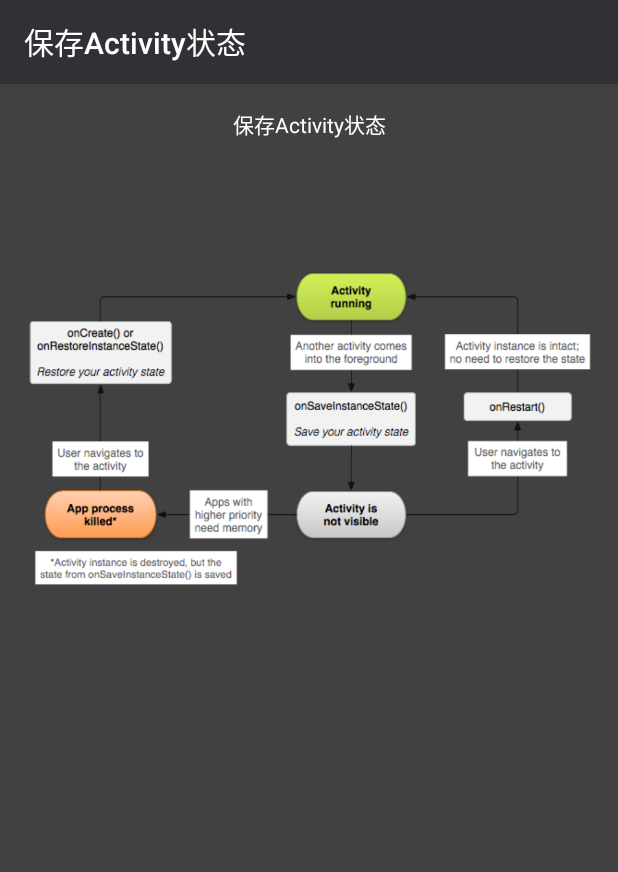
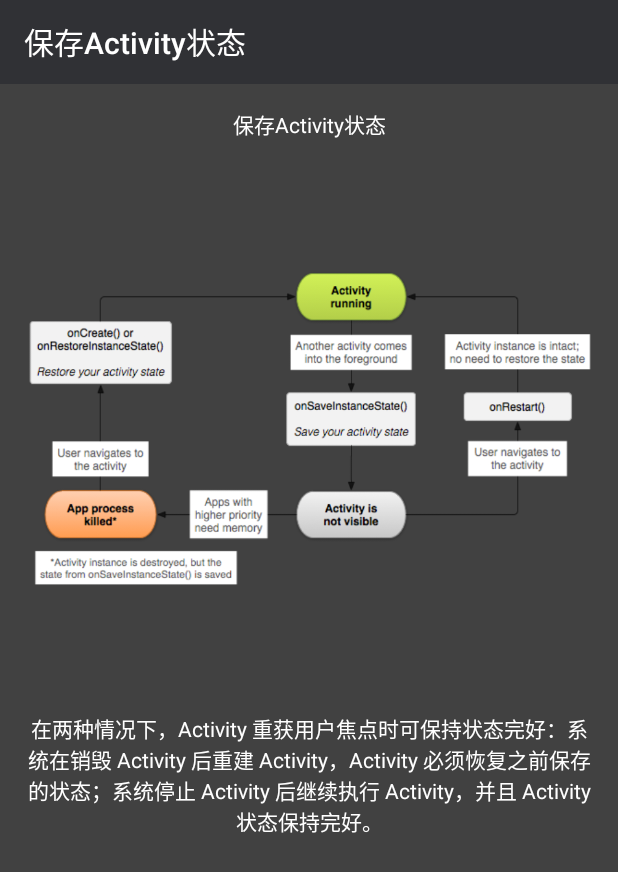
Before and after one commit to maoqiqi/AndroidDemo, an Android app: the RestoreInstanceActivity screen opened directly, with no data from a screen before it, on a phone screen of 412 x 824 dp. Shown: the top 872 px of the screen. Run offline under Robolectric (Android 15) with nearby library versions, the phone set to English and light mode, and no system bars.

Commit message:
Complete RestoreInstanceActivity.

```diff
--- a/app/src/main/java/com/software/march/activity/RestoreInstanceActivity.java
+++ b/app/src/main/java/com/software/march/activity/RestoreInstanceActivity.java
@@ -3,6 +3,7 @@ package com.software.march.activity;
 import android.support.v7.app.AppCompatActivity;
 import android.os.Bundle;
 import android.support.v7.widget.Toolbar;
+import android.util.Log;
 
 import com.software.march.R;
 import com.software.march.utils.SPUtils;
@@ -15,13 +16,80 @@ import com.software.march.utils.SPUtils;
  */
 public class RestoreInstanceActivity extends AppCompatActivity {
 
+    // 屏幕旋转
+    // RestoreInstanceActivity,onPause()->
+    // RestoreInstanceActivity,onSaveInstanceState()->
+    // RestoreInstanceActivity,onStop()->
+    // RestoreInstanceActivity,onDestroy()->
+    // RestoreInstanceActivity,onCreate()->
+    // RestoreInstanceActivity,onStart()->
+    // RestoreInstanceActivity,onRestoreInstanceState()->
+    // RestoreInstanceActivity,onResume()
+
+    // 系统会先调用 onSaveInstanceState()，然后再使 Activity 变得易于销毁。
+    // 系统会向该方法传递一个 Bundle，您可以在其中使用 putString() 和 putInt() 等方法以名称-值对形式保存有关 Activity 状态的信息。
+    // 然后，如果系统终止您的应用进程，并且用户返回您的 Activity，则系统会重建该 Activity，并将 Bundle 同时传递给 onCreate() 和 onRestoreInstanceState()。
+    // 您可以使用上述任一方法从 Bundle 提取您保存的状态并恢复该 Activity 状态。
+    // 如果没有状态信息需要恢复，则传递给您的 Bundle 是空值（如果是首次创建该 Activity，就会出现这种情况）。
+
+    private final String TAG = getClass().getSimpleName();
+
     @Override
     protected void onCreate(Bundle savedInstanceState) {
         super.onCreate(savedInstanceState);
+        Log.i(TAG, TAG + ",onCreate()");
         setTheme(SPUtils.getThemeRes(this));
         setContentView(R.layout.activity_restore_instance);
 
         Toolbar toolbar = (Toolbar) findViewById(R.id.toolbar);
         setSupportActionBar(toolbar);
     }
+
+    @Override
+    protected void onRestart() {
+        super.onRestart();
+        Log.i(TAG, TAG + ",onRestart()");
+    }
+
+    @Override
+    protected void onStart() {
+        super.onStart();
+        Log.i(TAG, TAG + ",onStart()");
+    }
+
+    @Override
+    protected void onResume() {
+        super.onResume();
+        Log.i(TAG, TAG + ",onResume()");
+    }
+
+    @Override
+    protected void onPause() {
+        super.onPause();
+        Log.i(TAG, TAG + ",onPause()");
+    }
+
+    @Override
+    protected void onStop() {
+        super.onStop();
+        Log.i(TAG, TAG + ",onStop()");
+    }
+
+    @Override
+    protected void onDestroy() {
+        super.onDestroy();
+        Log.i(TAG, TAG + ",onDestroy()");
+    }
+
+    @Override
+    protected void onSaveInstanceState(Bundle outState) {
+        super.onSaveInstanceState(outState);
+        Log.i(TAG, TAG + ",onSaveInstanceState()");
+    }
+
+    @Override
+    protected void onRestoreInstanceState(Bundle savedInstanceState) {
+        super.onRestoreInstanceState(savedInstanceState);
+        Log.i(TAG, TAG + ",onRestoreInstanceState()");
+    }
 }
--- a/app/src/main/res/layout/activity_restore_instance.xml
+++ b/app/src/main/res/layout/activity_restore_instance.xml
@@ -20,4 +20,8 @@
         android:paddingRight="16dp"
         android:src="@mipmap/restore_instance" />
 
+    <TextView
+        style="@style/txt_style"
+        android:text="@string/restore_instance_des" />
+
 </LinearLayout>
--- a/app/src/main/res/values/strings.xml
+++ b/app/src/main/res/values/strings.xml
@@ -5,5 +5,6 @@
     <string name="label_activity_lifecycle">Activity生命周期</string>
     <string name="label_dialog_activity">在Activity上显示Dialog</string>
     <string name="label_restore_instance">保存Activity状态</string>
+    <string name="restore_instance_des">在两种情况下，Activity 重获用户焦点时可保持状态完好：系统在销毁 Activity 后重建 Activity，Activity 必须恢复之前保存的状态；系统停止 Activity 后继续执行 Activity，并且 Activity 状态保持完好。</string>
 
 </resources>
```
